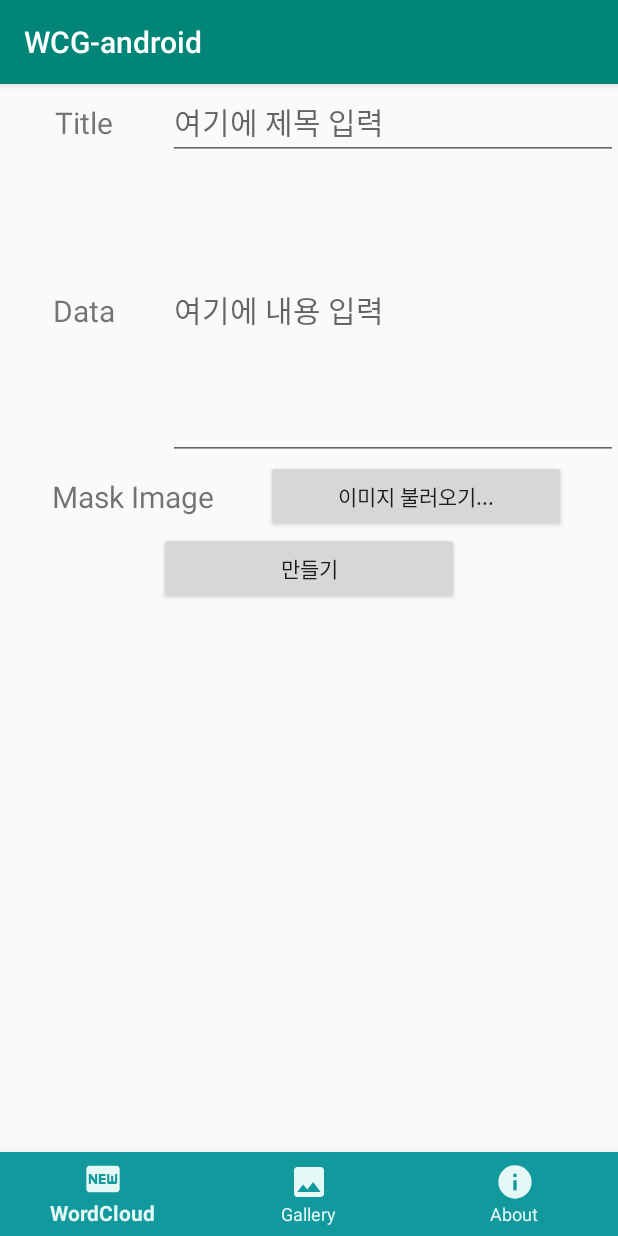
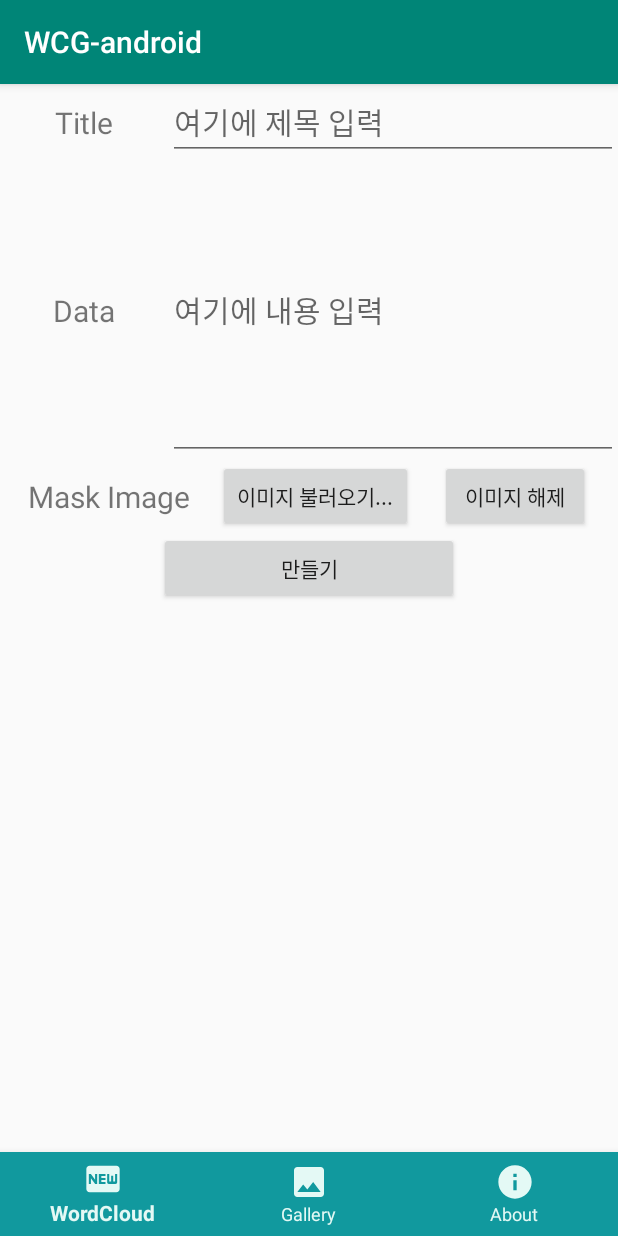
Before and after one commit to JhoLee/wcg-android, an Android app: the screen it shows after launch (MainActivity), after a tap on "이미지 불러오기...", on a phone screen of 412 x 824 dp. Run offline under Robolectric (Android 15) with nearby library versions, the phone set to English and light mode, and no system bars; our stand-ins replace ButterKnife; libraries missing offline, so code that uses them is left out: com.gun0912.tedpermission; 2 statements that could not run were skipped.

Commit message:
ENH: Add UnSetMaskImage button

```diff
--- a/app/src/main/java/me/jho/wcg/fragment/WordCloudFragment.java
+++ b/app/src/main/java/me/jho/wcg/fragment/WordCloudFragment.java
@@ -70,6 +70,8 @@ public class WordCloudFragment extends Fragment {
     Context wordCloudContext;
     Activity wordCloudActivity;
 
+    @BindView(R.id.button_unset_maskImage)
+    Button unsetMaskImageButton;
     @BindView(R.id.button_maskImage)
     Button maskImageButton;
 
@@ -109,6 +111,7 @@ public class WordCloudFragment extends Fragment {
 
         db = wordCloudActivity.openOrCreateDatabase("wordcloud.db", Context.MODE_PRIVATE, null);
         db.execSQL("create table if not exists tb ( ablob)");
+        imageView.setVisibility(View.GONE);
 
         return wordCloudView;
     }
@@ -155,6 +158,7 @@ public class WordCloudFragment extends Fragment {
                 }
 
                 setImage(imageView, tempFile);
+                imageView.setVisibility(View.VISIBLE);
             }
         }
     }
@@ -204,14 +208,24 @@ public class WordCloudFragment extends Fragment {
     }
     // [END tedPermission()]
 
-    // [START goToAlbum]
+    // [START setMaskImage]
     @OnClick(R.id.button_maskImage)
-    public void goToAlbum() {
+    public void setMaskImage() {
         Intent intent = new Intent(Intent.ACTION_PICK);
         intent.setType(MediaStore.Images.Media.CONTENT_TYPE);
         startActivityForResult(intent, PICK_FROM_ALBUM);
     }
-    // [END goToAlbum]
+    // [END setMaskImage]
+
+    // [START unSetMaskImage]
+    @OnClick(R.id.button_unset_maskImage)
+    public void unSetMaskImage() {
+        tempFile = null;
+        imageView.setImageResource(0);
+        imageView.setVisibility(View.GONE);
+
+    }
+    // [END unSetMaskImage]
 
 
     // [START generateWordCloud]
--- a/app/src/main/res/layout/fragment_wordcloud.xml
+++ b/app/src/main/res/layout/fragment_wordcloud.xml
@@ -1,18 +1,14 @@
 <?xml version="1.0" encoding="utf-8"?>
-<android.support.constraint.ConstraintLayout xmlns:android="http://schemas.android.com/apk/res/android"
+<ScrollView xmlns:android="http://schemas.android.com/apk/res/android"
     xmlns:app="http://schemas.android.com/apk/res-auto"
     xmlns:tools="http://schemas.android.com/tools"
     android:layout_width="match_parent"
     android:layout_height="match_parent">
 
-    <!--<TextView-->
-    <!--android:layout_width="wrap_content"-->
-    <!--android:layout_height="wrap_content"-->
-    <!--android:text="@string/generate_wordcloud"-->
-    <!--app:layout_constraintBottom_toBottomOf="parent"-->
-    <!--app:layout_constraintEnd_toEndOf="parent"-->
-    <!--app:layout_constraintStart_toStartOf="parent"-->
-    <!--app:layout_constraintTop_toTopOf="parent" />-->
+    <android.support.constraint.ConstraintLayout
+        android:layout_width="match_parent"
+        android:layout_height="wrap_content">
+
 
         <android.support.constraint.ConstraintLayout
             android:id="@+id/constraintLayout_title"
@@ -41,6 +37,9 @@
                 android:layout_height="wrap_content"
                 android:gravity="center_vertical"
                 android:hint="@string/ENTER_TITLE_HERE"
+                android:inputType="text"
+                android:maxLength="30"
+                android:maxLines="1"
                 android:textSize="20sp"
                 app:layout_constraintBottom_toBottomOf="parent"
                 app:layout_constraintLeft_toRightOf="@+id/textView_title"
@@ -106,32 +105,47 @@
 
             <Button
                 android:id="@+id/button_maskImage"
-            android:layout_width="200dp"
+                android:layout_width="130dp"
                 android:layout_height="wrap_content"
                 android:text="@string/LOAD_IMAGE"
                 app:layout_constraintBottom_toBottomOf="parent"
-            app:layout_constraintLeft_toRightOf="@id/textView_maskImage"
+                app:layout_constraintLeft_toRightOf="@+id/textView_maskImage"
+                app:layout_constraintRight_toLeftOf="@+id/button_unset_maskImage"
+                app:layout_constraintTop_toTopOf="parent" />
+
+            <Button
+                android:id="@+id/button_unset_maskImage"
+                android:layout_width="100dp"
+                android:layout_height="wrap_content"
+                android:text="이미지 해제"
+                app:layout_constraintBottom_toBottomOf="parent"
+                app:layout_constraintLeft_toRightOf="@id/button_maskImage"
                 app:layout_constraintRight_toRightOf="parent"
                 app:layout_constraintTop_toTopOf="parent" />
 
         </android.support.constraint.ConstraintLayout>
+
+        <ImageView
+            android:id="@+id/imageView"
+            android:layout_width="300dp"
+            android:layout_height="300dp"
+            android:contentDescription="@string/mask_image"
+            app:layout_constraintBottom_toTopOf="@+id/button_generate"
+            app:layout_constraintLeft_toLeftOf="parent"
+            app:layout_constraintRight_toRightOf="parent"
+            app:layout_constraintTop_toBottomOf="@id/constraintLayout_maskImage"
+            tools:srcCompat="@tools:sample/backgrounds/scenic" />
 
         <Button
             android:id="@+id/button_generate"
             android:layout_width="200dp"
             android:layout_height="wrap_content"
             android:text="@string/GENERATE"
-        app:layout_constraintLeft_toLeftOf="parent"
-        app:layout_constraintRight_toRightOf="parent"
-        app:layout_constraintTop_toBottomOf="@id/constraintLayout_maskImage" />
-
-    <ImageView
-        android:id="@+id/imageView"
-        android:layout_width="300dp"
-        android:layout_height="300dp"
             app:layout_constraintBottom_toBottomOf="parent"
             app:layout_constraintLeft_toLeftOf="parent"
             app:layout_constraintRight_toRightOf="parent"
-        app:layout_constraintTop_toBottomOf="@id/button_generate"
-        tools:srcCompat="@tools:sample/backgrounds/scenic" />
+            app:layout_constraintTop_toBottomOf="@id/imageView" />
+
+
     </android.support.constraint.ConstraintLayout>
+</ScrollView>
```
Lines whose indentation alone changed are shown as unchanged.
